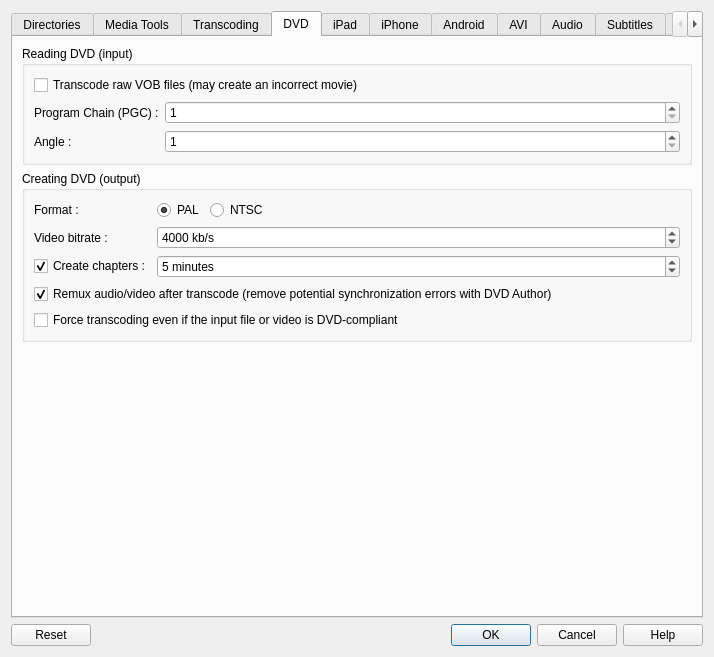
The window that src/QtlMovie/QtlMovieEditSettings.ui (qtlmovie/qtlmovie) describes before a commit, drawn with Qt 5.
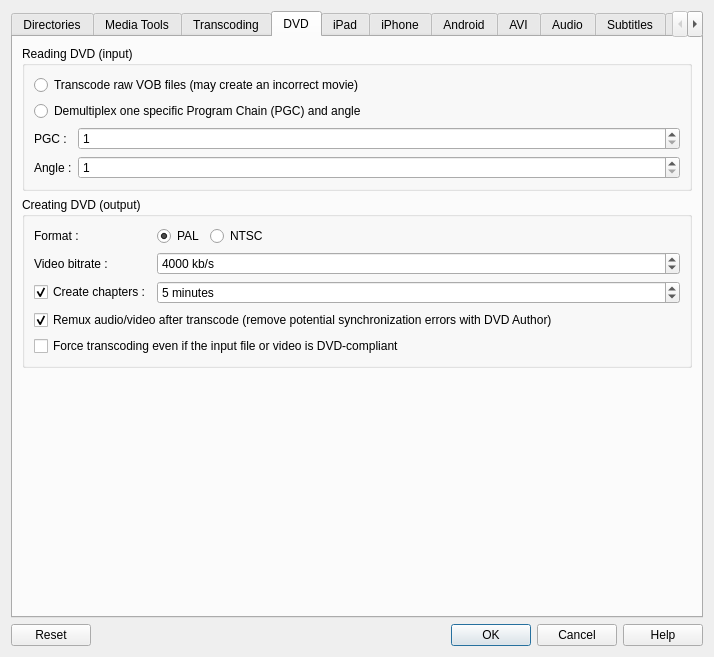
The same window after the commit. The open tabs and pages were chosen to show the change. Icons and pictures are not drawn. Custom widgets are drawn as their Qt base class.

Commit message: Integrated DVD PGC demux into QtlMovie

```diff
--- a/src/QtlMovie/QtlMovieEditSettings.ui
+++ b/src/QtlMovie/QtlMovieEditSettings.ui
@@ -548,21 +548,21 @@
           <string>Reading DVD (input)</string>
          </property>
          <layout class="QGridLayout" name="layoutDvdInput">
-          <item row="0" column="0" colspan="2">
-           <widget class="QCheckBox" name="checkTranscodeRawVob">
-            <property name="text">
-             <string>Transcode raw VOB files (may create an incorrect movie)</string>
-            </property>
-           </widget>
-          </item>
-          <item row="1" column="0">
+          <item row="2" column="0">
            <widget class="QLabel" name="labelDvdProgramChain">
             <property name="text">
-             <string>Program Chain (PGC) :</string>
+             <string>PGC :</string>
             </property>
            </widget>
           </item>
-          <item row="1" column="1">
+          <item row="0" column="0" colspan="2">
+           <widget class="QRadioButton" name="radioTranscodeRawVob">
+            <property name="text">
+             <string>Transcode raw VOB files (may create an incorrect movie)</string>
+            </property>
+           </widget>
+          </item>
+          <item row="2" column="1">
            <widget class="QSpinBox" name="spinDvdProgramChain">
             <property name="sizePolicy">
              <sizepolicy hsizetype="Expanding" vsizetype="Fixed">
@@ -584,14 +584,14 @@
             </property>
            </widget>
           </item>
-          <item row="2" column="0">
+          <item row="3" column="0">
            <widget class="QLabel" name="labelDvdAngle">
             <property name="text">
              <string>Angle :</string>
             </property>
            </widget>
           </item>
-          <item row="2" column="1">
+          <item row="3" column="1">
            <widget class="QSpinBox" name="spinDvdAngle">
             <property name="sizePolicy">
              <sizepolicy hsizetype="Expanding" vsizetype="Fixed">
@@ -607,6 +607,13 @@
             </property>
            </widget>
           </item>
+          <item row="1" column="0" colspan="2">
+           <widget class="QRadioButton" name="radioDemuxProgramChain">
+            <property name="text">
+             <string>Demultiplex one specific Program Chain (PGC) and angle</string>
+            </property>
+           </widget>
+          </item>
          </layout>
         </widget>
        </item>
```
Left out of the diff: 8 changed lines with no effect on the pictures. The commit also changes 11 other files.
